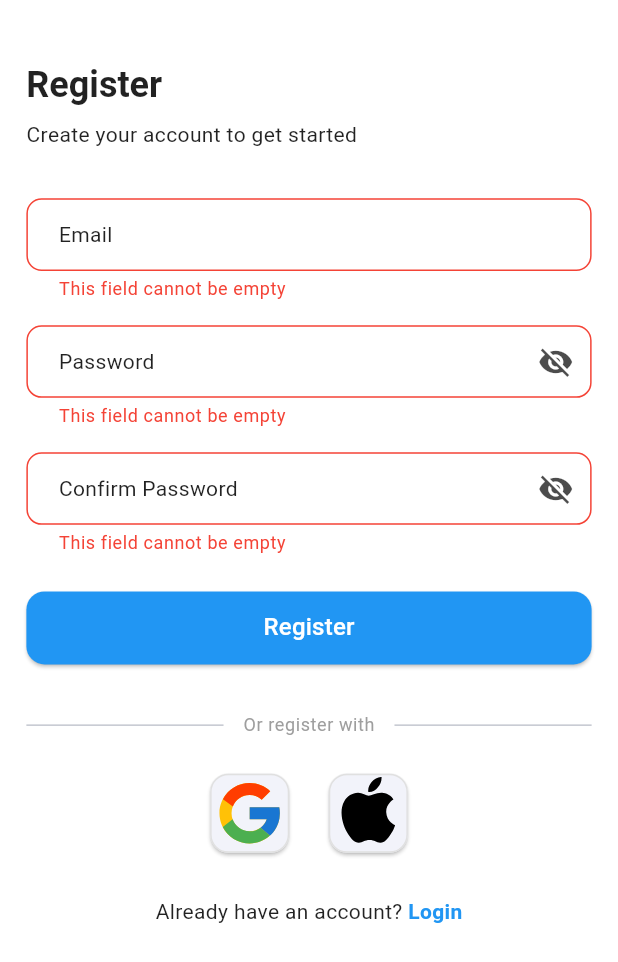
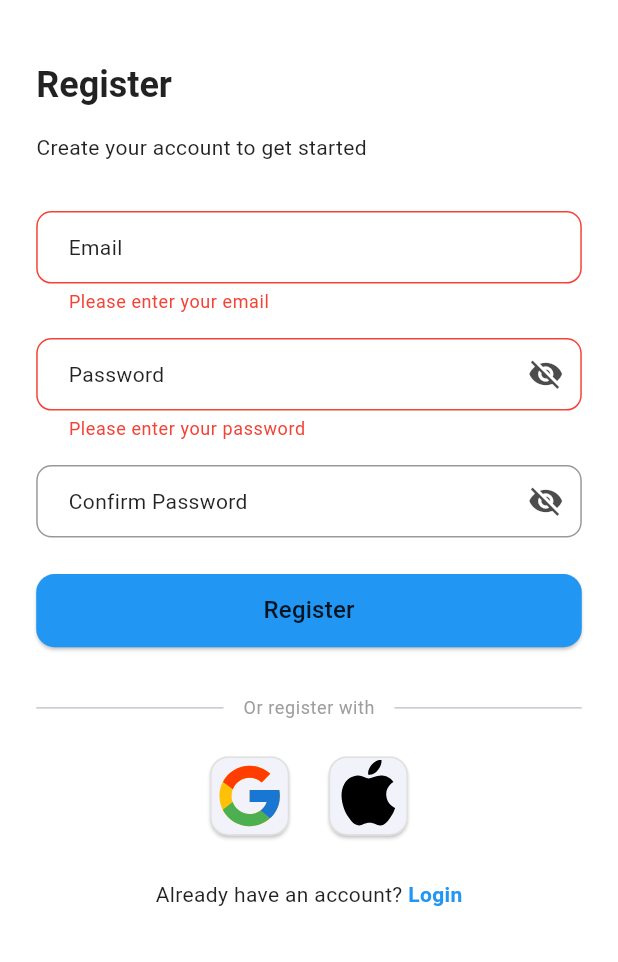
Before and after one commit to lovish1311/To-do, a Flutter app: the RegisterScreen screen opened by its route, after a tap on "Register", on a phone screen of 412 x 824 dp. Shown: the top 962 px of the screen. Run offline on Flutter 3.47's test engine with Material 3 defaults, Android fonts, the phone set to English and light mode, and no system bars; our stand-ins replace firebase_auth, firebase_core, flutter_local_notifications, flutter_native_timezone, flutter_screenutil, flutter_svg and 4 more; accounts and stored records are empty; statements that could not run were skipped.

Commit message:
login and registration screen optimization

```diff
--- a/lib/views/screens/register_screen.dart
+++ b/lib/views/screens/register_screen.dart
@@ -2,197 +2,194 @@ import 'package:flutter/material.dart';
 import 'package:flutter/services.dart';
 import 'package:flutter_screenutil/flutter_screenutil.dart';
 import 'package:go_router/go_router.dart';
+import 'package:provider/provider.dart';
+import 'package:to_do/services/auth_service.dart';
 import 'package:to_do/utils/app_themes.dart';
-import 'package:flutter_svg/flutter_svg.dart';
-import 'package:to_do/utils/constants.dart'; // For AppSvg
+import 'package:to_do/utils/constants.dart';
+import 'package:to_do/views/widgets/app_text_field.dart';
 import 'package:to_do/views/widgets/social_icon.dart';
+import 'package:flutter/gestures.dart';
 
 
-import '../widgets/app_text_field.dart';
-
-class RegisterScreen extends StatelessWidget {
+class RegisterScreen extends StatefulWidget {
   const RegisterScreen({super.key});
 
   @override
+  State<RegisterScreen> createState() => _RegisterScreenState();
+}
+
+class _RegisterScreenState extends State<RegisterScreen> {
+  final _formKey = GlobalKey<FormState>();
+  final _emailController = TextEditingController();
+  final _passwordController = TextEditingController();
+  final _confirmController = TextEditingController();
+  bool _isLoading = false;
+
+  @override
+  void dispose() {
+    _emailController.dispose();
+    _passwordController.dispose();
+    _confirmController.dispose();
+    super.dispose();
+  }
+
+  String? _validateEmail(String? v) {
+    if (v == null || v.isEmpty) return 'Please enter your email';
+    if (!RegExp(r'^[^@]+@[^@]+\.[^@]+').hasMatch(v)) return 'Enter a valid email';
+    return null;
+  }
+
+  String? _validatePassword(String? v) {
+    if (v == null || v.isEmpty) return 'Please enter your password';
+    if (v.length < 6) return 'Must be at least 6 characters';
+    return null;
+  }
+
+  String? _validateConfirm(String? v) {
+    if (v != _passwordController.text) return 'Passwords do not match';
+    return null;
+  }
+
+  Future<void> _register() async {
+    if (!(_formKey.currentState?.validate() ?? false)) return;
+
+    setState(() => _isLoading = true);
+    final auth = context.read<AuthService>();
+    try {
+      await auth.registerWithEmail(
+        _emailController.text.trim(),
+        _passwordController.text,
+      );
+      context.goNamed('index');
+    } catch (e) {
+      ScaffoldMessenger.of(context)
+          .showSnackBar(SnackBar(content: Text(e.toString())));
+    } finally {
+      if (mounted) setState(() => _isLoading = false);
+    }
+  }
+
+  @override
   Widget build(BuildContext context) {
-    final theme = Theme.of(context);
-    final emailController = TextEditingController();
-    final passwordController = TextEditingController();
-    final confirmPasswordController = TextEditingController();
-    final formKey = GlobalKey<FormState>();
-
-    // Remove status bar
-    SystemChrome.setSystemUIOverlayStyle(
-      const SystemUiOverlayStyle(
-        statusBarColor: Colors.transparent,
-        statusBarIconBrightness: Brightness.dark,
-      ),
-    );
+    final cs = Theme.of(context).colorScheme;
+    final tt = Theme.of(context).textTheme;
 
     return Scaffold(
-      backgroundColor: theme.scaffoldBackgroundColor,
+      backgroundColor: cs.background,
       body: AnnotatedRegion<SystemUiOverlayStyle>(
-        value: const SystemUiOverlayStyle(statusBarColor: Colors.transparent),
-        child: Padding(
-          padding: EdgeInsets.symmetric(horizontal: AppDimens.screenPadding.w).copyWith(
-            top: MediaQuery.of(context).padding.top + AppDimens.paddingTopAfterStatusBar.h,
+        value: SystemUiOverlayStyle.dark.copyWith(statusBarColor: Colors.transparent),
+        child: SingleChildScrollView(
+          padding: EdgeInsets.symmetric(
+            horizontal: AppDimens.screenHorizontalPadding.w,
+            vertical: AppDimens.screenVerticalPadding.h,
           ),
-          child: Form(
-            key: formKey,
           child: Column(
             crossAxisAlignment: CrossAxisAlignment.start,
             children: [
-                SizedBox(height: AppDimens.titleTopSpacing.h),
+              SizedBox(height: AppDimens.paddingTopAfterStatusBar.h),
 
-                Text(
-                  'Register',
-                  style: theme.textTheme.headlineMedium?.copyWith(fontWeight: FontWeight.bold),
+              Text('Register', style: tt.headlineMedium?.copyWith(fontWeight: FontWeight.bold)),
+              SizedBox(height: AppDimens.fieldSpacing.h),
+              Text('Create your account to get started', style: tt.bodyMedium),
+              SizedBox(height: AppDimens.formTopSpacing.h),
+
+              Form(
+                key: _formKey,
+                child: Column(
+                  children: [
+                    AppTextField(
+                      label: 'Email',
+                      controller: _emailController,
+                      keyboardType: TextInputType.emailAddress,
+                      validator: _validateEmail,
+                      enabled: !_isLoading,
+                    ),
+                    SizedBox(height: AppDimens.fieldSpacing.h),
+                    AppTextField(
+                      label: 'Password',
+                      controller: _passwordController,
+                      obscureText: true,
+                      validator: _validatePassword,
+                      enabled: !_isLoading,
+                    ),
+                    SizedBox(height: AppDimens.fieldSpacing.h),
+                    AppTextField(
+                      label: 'Confirm Password',
+                      controller: _confirmController,
+                      obscureText: true,
+                      validator: _validateConfirm,
+                      enabled: !_isLoading,
+                    ),
+                  ],
+                ),
               ),
 
-                SizedBox(height: AppDimens.titleBottomSpacing.h),
-
-                Text(
-                  'Create your account to get started',
-                  style: theme.textTheme.bodyMedium,
-                ),
-
-                SizedBox(height: AppDimens.formTopSpacing.h),
-
-                AppTextField(
-                  label: 'Email',
-                  controller: emailController,
-                  keyboardType: TextInputType.emailAddress,
-                ),
-                SizedBox(height: AppDimens.fieldSpacing.h),
-
-                AppTextField(
-                  label: 'Password',
-                  controller: passwordController,
-                  obscureText: true,
-                ),
-                SizedBox(height: AppDimens.fieldSpacing.h),
-
-                AppTextField(
-                  label: 'Confirm Password',
-                  controller: confirmPasswordController,
-                  obscureText: true,
-                ),
               SizedBox(height: AppDimens.fieldSpacing.h * 1.5),
-
               SizedBox(
                 width: double.infinity,
                 height: AppDimens.buttonHeight.h,
                 child: ElevatedButton(
-                    onPressed: () {
-                      if (formKey.currentState!.validate()) {
-                        // Perform registration logic here
-                      }
-                    },
+                  onPressed: _isLoading ? null : _register,
                   style: ElevatedButton.styleFrom(
-                      backgroundColor: theme.colorScheme.primary,
+                    backgroundColor: cs.primary,
                     shape: RoundedRectangleBorder(
                       borderRadius: BorderRadius.circular(AppDimens.borderRadius.r),
                     ),
                   ),
-                    child: Text(
-                      'Register',
-                      style: theme.textTheme.titleMedium?.copyWith(color: Colors.white),
-                    ),
+                  child: _isLoading
+                      ? CircularProgressIndicator(valueColor: AlwaysStoppedAnimation(cs.onPrimary))
+                      : Text('Register', style: tt.titleMedium?.copyWith(color: cs.onPrimary)),
                 ),
               ),
 
               SizedBox(height: AppDimens.dividerSpacing.h),
-
               Row(
                 children: [
                   const Expanded(child: Divider()),
                   Padding(
                     padding: EdgeInsets.symmetric(horizontal: AppDimens.dividerTextPadding.w),
-                      child: Text(
-                        'Or register with',
-                        style: theme.textTheme.bodySmall,
-                      ),
+                    child: Text('Or register with', style: tt.bodySmall),
                   ),
                   const Expanded(child: Divider()),
                 ],
               ),
 
               SizedBox(height: AppDimens.fieldSpacing.h * 1.5),
-
               Row(
                 mainAxisAlignment: MainAxisAlignment.center,
                 children: [
                   SocialIconButton(
                     assetPath: AppSvg.googleIconPath,
-                    onTap: () {
-                      // TODO: Google sign-in logic
-                    },
+                    onTap: _isLoading ? (){} : () {/* google */},
                   ),
                   SizedBox(width: AppDimens.fieldSpacing.w * 1.5),
                   SocialIconButton(
                     assetPath: AppSvg.appleIconPath,
-                    onTap: () {
-                      // TODO: Apple sign-in logic
-                    },
+                    onTap:_isLoading ? (){} : () {/* apple */},
                   ),
                 ],
               ),
 
               SizedBox(height: AppDimens.fieldSpacing.h * 1.8),
-
-                Row(
-                  mainAxisAlignment: MainAxisAlignment.center,
+              Center(
+                child: RichText(
+                  text: TextSpan(
+                    text: "Already have an account? ",
+                    style: tt.bodyMedium?.copyWith(color: cs.onBackground),
                     children: [
-                    Text(
-                      "Already have an account? ",
-                      style: Theme.of(context).textTheme.bodyMedium,
+                      TextSpan(
+                        text: 'Login',
+                        style: tt.bodyMedium?.copyWith(color: cs.primary, fontWeight: FontWeight.bold),
+                        recognizer: TapGestureRecognizer()..onTap = () => context.goNamed('login'),
                       ),
-                    GestureDetector(
-                      onTap: () {
-                       context.go('/login'); // or use context.go('/login') if using go_router
-                      },
-                      child: Text(
-                        "Login",
-                        style: Theme.of(context).textTheme.bodyMedium?.copyWith(
-                          color: Theme.of(context).colorScheme.primary,
-                          fontWeight: FontWeight.bold,
+                    ],
                   ),
                 ),
               ),
             ],
           ),
-
-
-              ],
-            ),
-          ),
         ),
       ),
     );
   }
-
-  // Widget _socialIcon(String assetPath) {
-  //   return Card(
-  //     shape: RoundedRectangleBorder(
-  //       borderRadius: BorderRadius.circular(AppDimens.borderRadius.r),
-  //       side: BorderSide(color: Colors.grey.shade300),
-  //     ),
-  //     elevation: 1,
-  //     margin: EdgeInsets.zero,
-  //     child: Padding(
-  //       padding: EdgeInsets.all(AppDimens.socialIconPadding.w),
-  //       child: ClipRRect(
-  //         borderRadius: BorderRadius.circular(AppDimens.borderRadius.r),
-  //         child: SvgPicture.asset(
-  //           assetPath,
-  //           width: AppDimens.socialIconSize.w - AppDimens.socialIconPadding.w * 2,
-  //           height: AppDimens.socialIconSize.w - AppDimens.socialIconPadding.w * 2,
-  //           fit: BoxFit.contain,
-  //         ),
-  //       ),
-  //     ),
-  //   );
-  // }
-
-
 }
--- a/lib/views/widgets/app_text_field.dart
+++ b/lib/views/widgets/app_text_field.dart
@@ -14,6 +14,7 @@ class AppTextField extends StatefulWidget {
   final bool obscureText;
   final Widget? suffixIcon;
   final int maxLines;
+  final bool enabled;
   final TextInputAction? textInputAction;
 
   const AppTextField({
@@ -28,6 +29,7 @@ class AppTextField extends StatefulWidget {
     this.suffixIcon,
     this.maxLines = 1,
     this.textInputAction,
+    this.enabled = true, // default to true
   }) : super(key: key);
 
   @override
@@ -52,6 +54,7 @@ class _AppTextFieldState extends State<AppTextField> {
       controller: widget.controller,
       keyboardType: widget.keyboardType ?? TextInputType.text,
       obscureText: _obscure,
+      enabled: widget.enabled,
       maxLines: widget.maxLines,
       textInputAction: widget.textInputAction,
       inputFormatters: widget.inputFormatters,
```
Also changed, not shown: lib/main.dart (+15 -15 lines), lib/viewmodels/auth_view_model.dart (added, +95 -0 lines), lib/views/screens/login_screen.dart (+74 -77 lines). Lines whose indentation alone changed are shown as unchanged.
